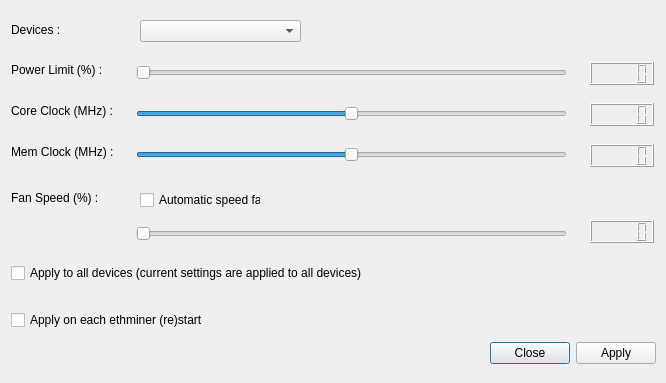
UndertakerW/MinersCoffee, file Code/References/MinerLamp-master/MinerLamp-master/nvocdialog.ui: the form before one commit.
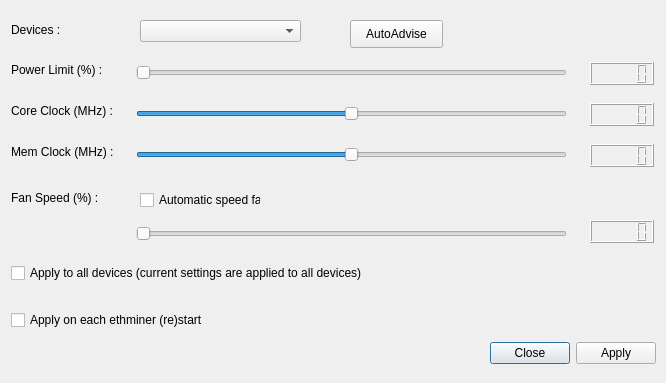
The form after the commit.

The edit to the form file:
```diff
--- a/Code/References/MinerLamp-master/MinerLamp-master/nvocdialog.ui
+++ b/Code/References/MinerLamp-master/MinerLamp-master/nvocdialog.ui
@@ -304,6 +304,19 @@
     </rect>
    </property>
   </widget>
+  <widget class="QPushButton" name="pushButton">
+   <property name="geometry">
+    <rect>
+     <x>350</x>
+     <y>20</y>
+     <width>93</width>
+     <height>28</height>
+    </rect>
+   </property>
+   <property name="text">
+    <string>AutoAdvise</string>
+   </property>
+  </widget>
  </widget>
  <resources/>
  <connections>
```
